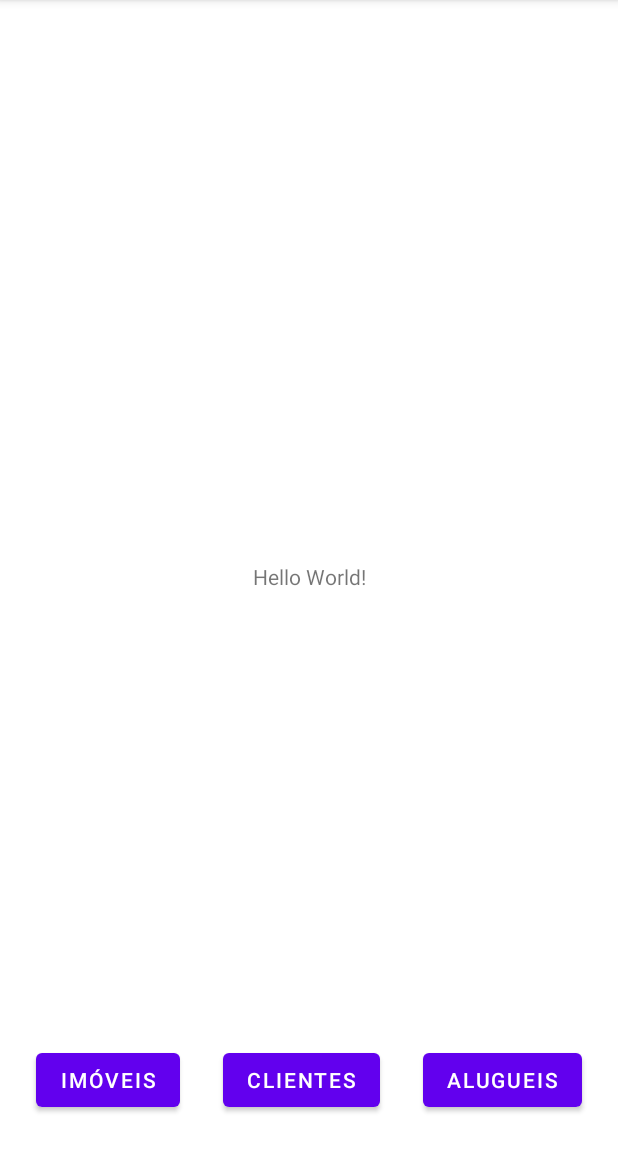
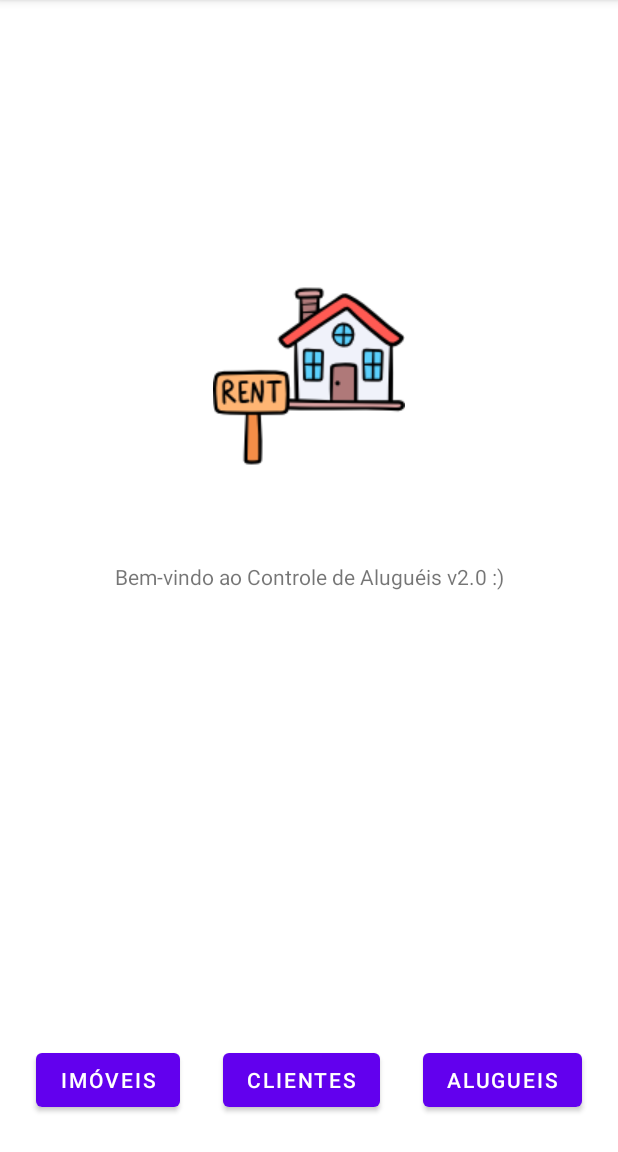
Before and after one commit to erlonbie/aluguel-controle-2, an Android app: the screen it shows after launch (MainActivity), on a phone screen of 412 x 824 dp, the part 84-1236 px from its top. Run offline under Robolectric (Android 15) with nearby library versions, the phone set to English and light mode, and no system bars.

Commit message:
corrigido erro no banco de dados, aparentemnte pronto!

```diff
--- a/app/src/main/java/com/example/controle_alugueis/EditActivityAluguel.java
+++ b/app/src/main/java/com/example/controle_alugueis/EditActivityAluguel.java
@@ -39,6 +39,7 @@ public class EditActivityAluguel extends AppCompatActivity {
     protected void onCreate(Bundle savedInstanceState) {
         super.onCreate(savedInstanceState);
         setContentView(R.layout.activity_edit_aluguel);
+        setTitle("Aluguel");
 
         Intent intent = getIntent();
         aluguelId = intent.getIntExtra("aluguelId", -1);
--- a/app/src/main/java/com/example/controle_alugueis/EditActivityCliente.java
+++ b/app/src/main/java/com/example/controle_alugueis/EditActivityCliente.java
@@ -19,6 +19,7 @@ public class EditActivityCliente extends AppCompatActivity {
     protected void onCreate(Bundle savedInstanceState) {
         super.onCreate(savedInstanceState);
         setContentView(R.layout.activity_edit_cliente);
+        setTitle("Cliente");
 
         editNome = findViewById(R.id.nomeCliente);
         editIdade = findViewById(R.id.idadeCliente);
--- a/app/src/main/java/com/example/controle_alugueis/EditActivityImovel.java
+++ b/app/src/main/java/com/example/controle_alugueis/EditActivityImovel.java
@@ -28,6 +28,7 @@ public class EditActivityImovel extends AppCompatActivity {
     protected void onCreate(Bundle savedInstanceState) {
         super.onCreate(savedInstanceState);
         setContentView(R.layout.activity_edit_imovel);
+        setTitle("Imóvel");
 
         editEndereco = findViewById(R.id.endereco);
         editCusto = findViewById(R.id.custo);
--- a/app/src/main/java/com/example/controle_alugueis/RelatorioAlugueis.java
+++ b/app/src/main/java/com/example/controle_alugueis/RelatorioAlugueis.java
@@ -28,7 +28,7 @@ public class RelatorioAlugueis extends AppCompatActivity {
     protected void onCreate(Bundle savedInstanceState) {
         super.onCreate(savedInstanceState);
         setContentView(R.layout.activity_relatorio_alugueis);
-        setTitle("Relatório-Aluguéis");
+        setTitle("Relatório de Aluguéis");
 
         aluguelDAO = new AluguelDAO(this);
 
--- a/app/src/main/java/com/example/controle_alugueis/RelatorioImoveis.java
+++ b/app/src/main/java/com/example/controle_alugueis/RelatorioImoveis.java
@@ -17,6 +17,7 @@ public class RelatorioImoveis extends AppCompatActivity {
     protected void onCreate(Bundle savedInstanceState) {
         super.onCreate(savedInstanceState);
         setContentView(R.layout.activity_relatorio_imoveis);
+        setTitle("Relatório de Imóveis");
 
         imovelDAO = new ImovelDAO(this);
         //imoveis = new ArrayList<String>();
--- a/app/src/main/res/layout/activity_main.xml
+++ b/app/src/main/res/layout/activity_main.xml
@@ -7,13 +7,23 @@
     tools:context=".MainActivity">
 
     <TextView
+        android:id="@+id/textView"
         android:layout_width="wrap_content"
         android:layout_height="wrap_content"
-        android:text="Hello World!"
+        android:text="@string/texto_boasvindas"
         app:layout_constraintBottom_toBottomOf="parent"
         app:layout_constraintLeft_toLeftOf="parent"
         app:layout_constraintRight_toRightOf="parent"
         app:layout_constraintTop_toTopOf="parent" />
+
+    <ImageView
+        android:layout_width="wrap_content"
+        android:layout_height="wrap_content"
+        android:layout_marginBottom="60dp"
+        app:layout_constraintBottom_toTopOf="@+id/textView"
+        app:layout_constraintEnd_toEndOf="parent"
+        app:layout_constraintStart_toStartOf="parent"
+        app:srcCompat="@drawable/rent__2_" />
 
     <Button
         android:id="@+id/button_imoveis"
--- a/app/src/main/res/values/strings.xml
+++ b/app/src/main/res/values/strings.xml
@@ -36,6 +36,7 @@
     <string name="switch_chave">Chave extra</string>
     <string name="switch_mobiliado">Mobiliado</string>
     <string name="atualizar_aluguel">Atualizar</string>
+    <string name="texto_boasvindas">Bem-vindo ao Controle de Aluguéis v2.0 :)</string>
     <string-array name="extras_aluguel">
         <item>Seguro</item>
         <item>Chave extra</item>
```
Also changed, not shown: app/src/main/java/com/example/controle_alugueis/AluguelDAO.java (+4 -4 lines), app/src/main/res/layout/activity_edit_imovel.xml (+22 -19 lines), app/src/main/res/drawable-highdr/rent.png (added), app/src/main/res/drawable/rent__1_.png (added), app/src/main/res/drawable/rent__2_.png (added).
